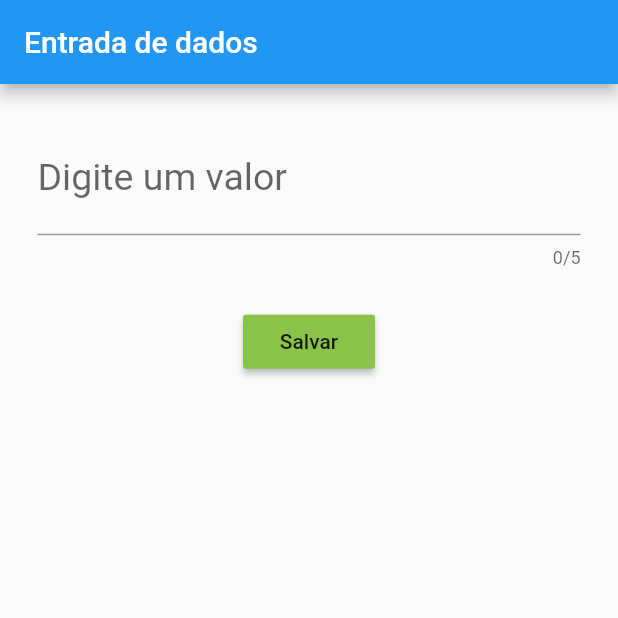
After one commit to andermelo/udemy-desenvolvimento-android-ios-flutter, a Flutter app: the CampoTexto screen opened directly, on a phone screen of 412 x 824 dp, the top half of it. The commit adds this screen. Run offline on Flutter 3.47's test engine with Material 2 defaults, Android fonts, the phone set to English and light mode, and no system bars.

Commit message:
final do app 2 e inicio do capitulo "Componentes de entrada de dados"

```diff
--- /dev/null
+++ b/entrada_dados/lib/CampoTexto.dart
@@ -0,0 +1,70 @@
+import 'package:flutter/material.dart';
+
+class CampoTexto extends StatefulWidget {
+  @override
+  _CampoTextoState createState() => _CampoTextoState();
+}
+
+class _CampoTextoState extends State<CampoTexto> {
+
+  TextEditingController _textEditingController = TextEditingController();
+
+  @override
+  Widget build(BuildContext context) {
+    return Scaffold(
+      appBar: AppBar(
+        title: Text("Entrada de dados"),
+      ),
+      body: Column(
+        children: <Widget>[
+          Padding(
+            padding: EdgeInsets.all(25),
+            child: TextField(
+              //text
+              // keyboardType: TextInputType.text,
+              //number
+              keyboardType: TextInputType.number,
+              //emailAddress
+              // keyboardType: TextInputType.emailAddress,
+              //datetime
+              // keyboardType: TextInputType.datetime,
+
+              decoration: InputDecoration(
+                labelText: "Digite um valor",
+              ),
+
+              enabled: true, // desabilitar um campo
+
+              maxLength: 5, //tamanho maximo de caracteres
+              maxLengthEnforced: false, //permite ir alem do definido em maxLength, o padrao é true.
+
+              style: TextStyle(
+                color: Colors.green,
+                fontSize: 25,
+              ),
+
+              obscureText: false, // para campos de senha, padrao é false
+
+              // onChanged: (String texto){
+              //   print("valor digitado: $texto");
+              // },
+
+              onSubmitted: (String texto){
+                print("valor digitado: $texto");
+              },
+              controller: _textEditingController,
+
+            ),
+          ),
+          RaisedButton(
+            child: Text("Salvar"),
+            color: Colors.lightGreen,
+            onPressed: (){
+              print("valor digitado:" + _textEditingController.text);
+            },
+          )
+        ],
+      ),
+    );
+  }
+}
```
Also changed, not shown: entrada_dados/lib/main.dart (added, +11 -0 lines), entrada_dados/pubspec.yaml (added, +72 -0 lines), jokenpo/lib/Jogo.dart (+96 -11 lines), assets/images/app2.gif (added), entrada_dados/pubspec.lock (added), 53 other files.
